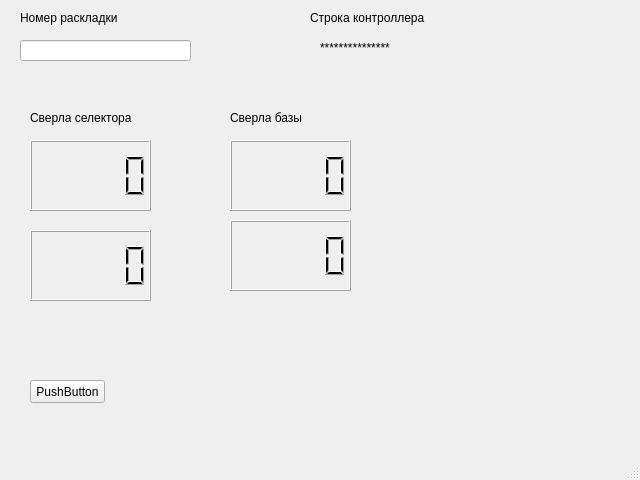
This is interface.ui in EugeneBelovOnlyOffice/PyDrillsOld as Qt 5 draws it before an edit. The edited form follows.
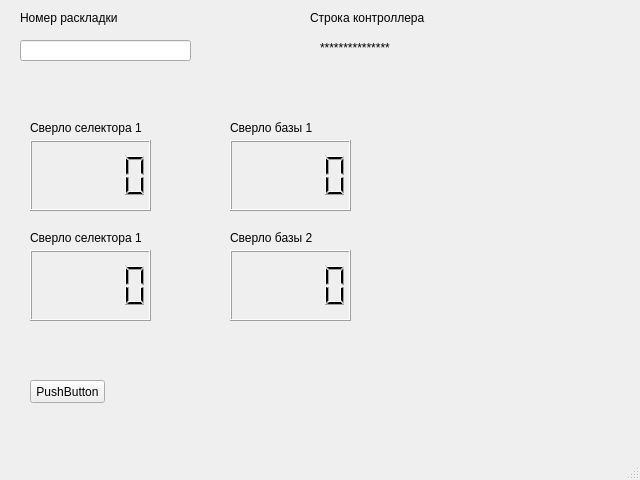
This is the edited form.

Commit message: add https requests

What changed in the file:
```diff
--- a/interface.ui
+++ b/interface.ui
@@ -80,7 +80,7 @@
     <property name="geometry">
      <rect>
       <x>30</x>
-      <y>230</y>
+      <y>250</y>
       <width>121</width>
       <height>71</height>
      </rect>
@@ -103,7 +103,7 @@
     <property name="geometry">
      <rect>
       <x>230</x>
-      <y>220</y>
+      <y>250</y>
       <width>121</width>
       <height>71</height>
      </rect>
@@ -113,26 +113,26 @@
     <property name="geometry">
      <rect>
       <x>30</x>
-      <y>110</y>
+      <y>120</y>
       <width>131</width>
       <height>16</height>
      </rect>
     </property>
     <property name="text">
-     <string>Сверла селектора</string>
+     <string>Сверло селектора 1</string>
     </property>
    </widget>
    <widget class="QLabel" name="label_5">
     <property name="geometry">
      <rect>
       <x>230</x>
-      <y>110</y>
+      <y>120</y>
       <width>131</width>
       <height>16</height>
      </rect>
     </property>
     <property name="text">
-     <string>Сверла базы</string>
+     <string>Сверло базы 1</string>
     </property>
    </widget>
    <widget class="QPushButton" name="pushButton">
@@ -151,6 +151,32 @@
      <bool>false</bool>
     </property>
    </widget>
+   <widget class="QLabel" name="label_6">
+    <property name="geometry">
+     <rect>
+      <x>30</x>
+      <y>230</y>
+      <width>131</width>
+      <height>16</height>
+     </rect>
+    </property>
+    <property name="text">
+     <string>Сверло селектора 1</string>
+    </property>
+   </widget>
+   <widget class="QLabel" name="label_7">
+    <property name="geometry">
+     <rect>
+      <x>230</x>
+      <y>230</y>
+      <width>131</width>
+      <height>16</height>
+     </rect>
+    </property>
+    <property name="text">
+     <string>Сверло базы 2</string>
+    </property>
+   </widget>
   </widget>
   <widget class="QMenuBar" name="menubar">
    <property name="geometry">
```
The commit also changes 1 other file.
